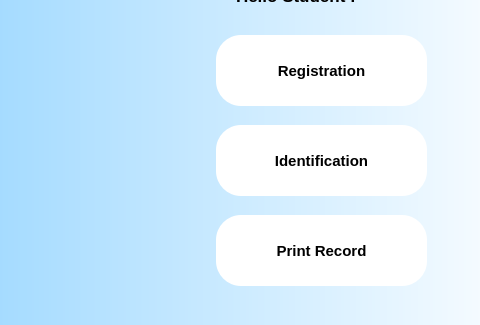
Before: the Qt Designer form UI/menu.ui in MUST-Quick-Fry/Face-Recognition-Sign-In-System, drawn with Qt 5; both pictures show x 404 to 884 and y 275 to 600 of the 884 by 600 pixel window.
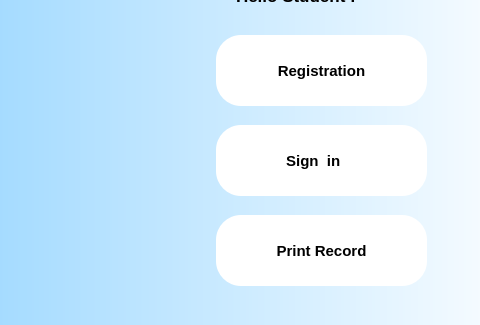
After: the same form once the commit is applied. Icons and pictures are not drawn.

```diff
--- a/UI/menu.ui
+++ b/UI/menu.ui
@@ -209,7 +209,7 @@
 }</string>
     </property>
     <property name="text">
-     <string>Identification</string>
+     <string>   Sign  in       </string>
     </property>
     <property name="icon">
      <iconset resource="resources/face.qrc">
@@ -279,10 +279,10 @@
    <widget class="QWidget" name="gridLayoutWidget">
     <property name="geometry">
      <rect>
-      <x>40</x>
-      <y>280</y>
-      <width>531</width>
-      <height>281</height>
+      <x>60</x>
+      <y>260</y>
+      <width>501</width>
+      <height>311</height>
      </rect>
     </property>
     <layout class="QGridLayout" name="gridLayout">
```
Left out of the diff: 22 changed lines with no effect on the pictures.
